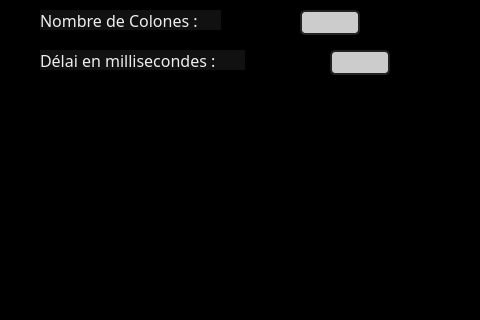
The window that mainwindow.ui (Nerter29/maze-generator) describes before a commit, drawn with Qt 5; both pictures show x 320 to 800 and y 0 to 320 of the 800 by 600 pixel window.
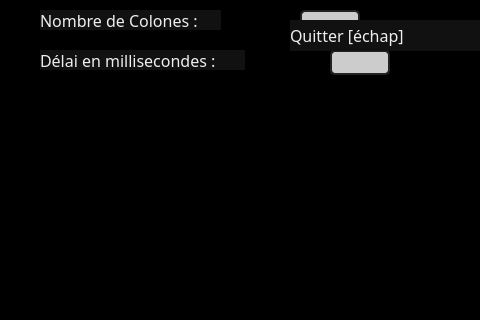
The same window after the commit.

Commit message: ajout d'un texte Quitter[echap] en haut de la fenetre, le labyrinthe demarre quand on appuie sur entrer maintenant, fix de la police et ajout de quelques commentaires en plus

Diff of the .ui file:
```diff
--- a/mainwindow.ui
+++ b/mainwindow.ui
@@ -187,6 +187,29 @@
      <string>Nombre de Colones :</string>
     </property>
    </widget>
+   <widget class="QLabel" name="leaveLabel">
+    <property name="geometry">
+     <rect>
+      <x>610</x>
+      <y>20</y>
+      <width>191</width>
+      <height>31</height>
+     </rect>
+    </property>
+    <property name="font">
+     <font>
+      <family>Renogare</family>
+      <pointsize>12</pointsize>
+     </font>
+    </property>
+    <property name="styleSheet">
+     <string notr="true">	color: #eee;
+</string>
+    </property>
+    <property name="text">
+     <string>Quitter [échap]</string>
+    </property>
+   </widget>
   </widget>
   <widget class="QMenuBar" name="menubar">
    <property name="geometry">
```
The commit also changes 53 other files.
